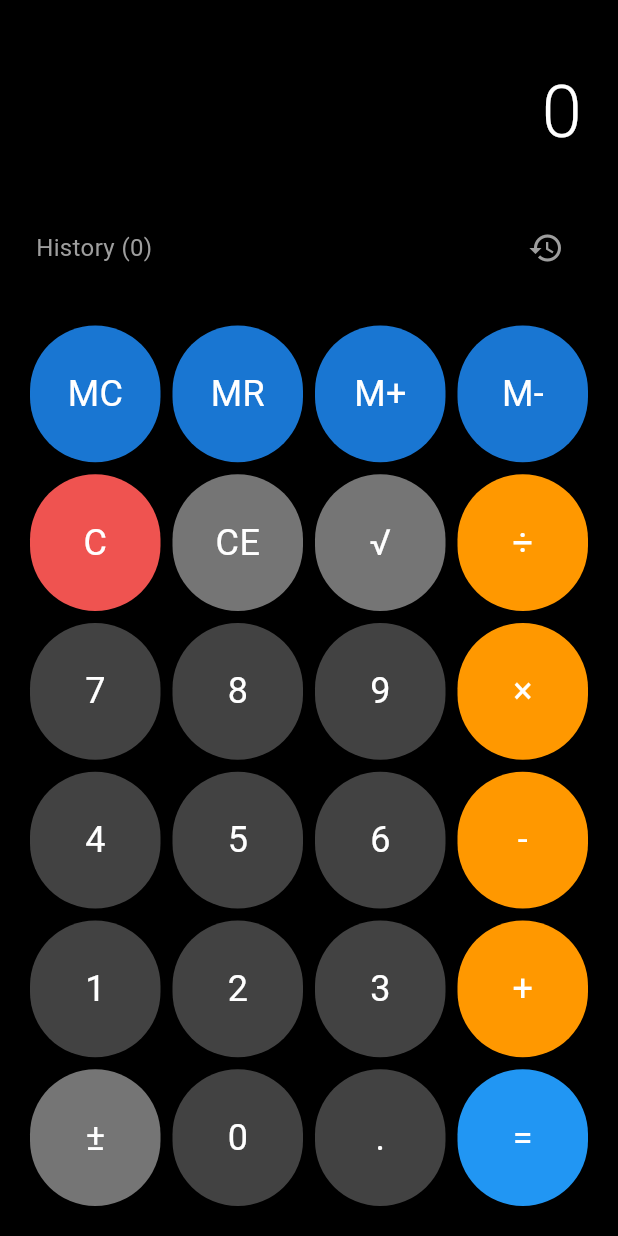
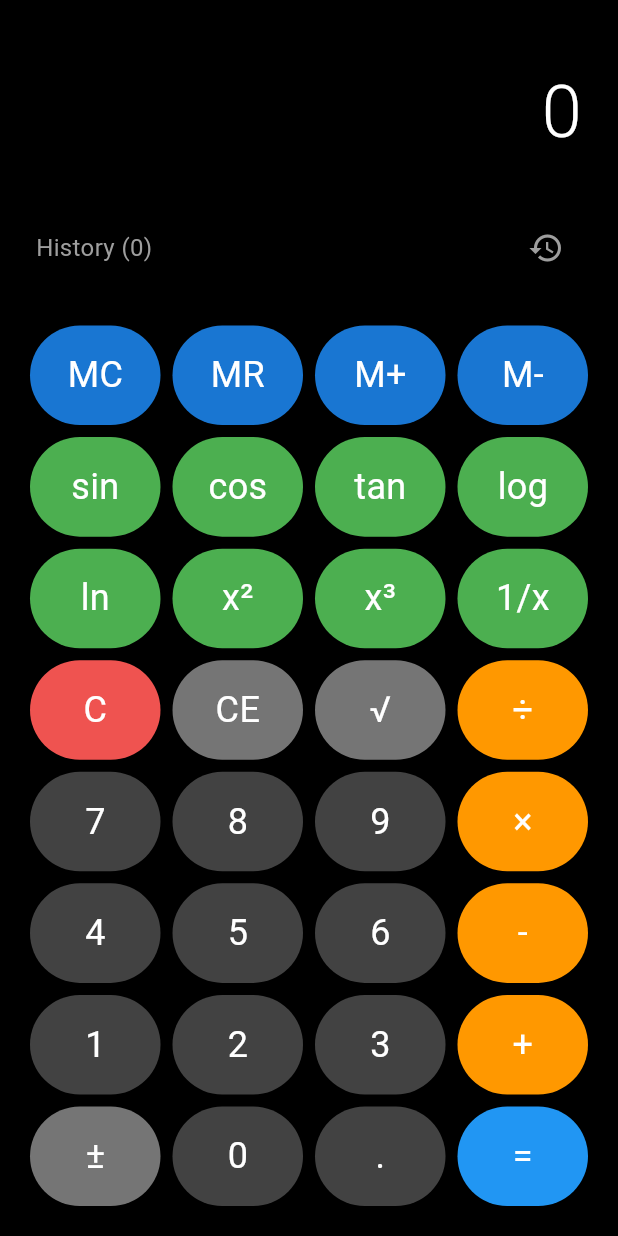
Before and after one commit to Akindolie/calulator, a Flutter app: the screen it shows after launch, on a phone screen of 412 x 824 dp. Run offline on Flutter 3.47's test engine with Material 3 defaults, Android fonts, the phone set to English and light mode, and no system bars.

Commit message:
Added keyboard support Added scientific functions

```diff
--- a/lib/logic/calculator_logic.dart
+++ b/lib/logic/calculator_logic.dart
@@ -1,4 +1,6 @@
 import 'dart:math' as math;
+
+import 'package:calulator/logic/scientific_calculator_logic.dart';
 
 import '../models/calculation_history.dart';
 import '../models/calculator_state.dart';
@@ -9,6 +11,21 @@
 
   // Main calculation logic
   static CalculatorState processInput(CalculatorState state, String input) {
+    print("INPUT => $input");
+    const Set<String> scientificOps = {
+      "sin",
+      "cos",
+      "tan",
+      "log",
+      "ln",
+      "x²",
+      "x³",
+      "1/x",
+    };
+    if (scientificOps.contains(input)) {
+      print("Na me");
+      return ScientificCalculator.handleScientificFunction(state, input);
+    }
     switch (input) {
       case "0":
       case "1":
@@ -255,6 +272,7 @@
   }
 
   static String formatDisplay(double value) {
+    print("result3 => $value");
     if (value == value.toInt()) {
       return value.toInt().toString();
     }
--- /dev/null
+++ b/lib/logic/scientific_calculator_logic.dart
@@ -0,0 +1,56 @@
+// Scientific calculator functions
+import 'dart:math' as math;
+
+import '../models/calculator_state.dart';
+import 'calculator_logic.dart';
+
+class ScientificCalculator extends CalculatorLogic {
+  static CalculatorState handleScientificFunction(
+    CalculatorState state,
+    String input,
+  ) {
+    final current = state.currentValue ?? 0;
+    double? result;
+    print("INPUT2 => $input");
+    switch (input) {
+      case "sin":
+        result = math.sin(current * math.pi / 180); // Convert to radians
+        break;
+      case "cos":
+        result = math.cos(current * math.pi / 180);
+        break;
+      case "tan":
+        result = math.tan(current * math.pi / 180);
+        break;
+      case "log":
+        if (current <= 0) return state.copyWith(display: "Error");
+        result = math.log(current) / math.ln10;
+        break;
+      case "ln":
+        if (current <= 0) return state.copyWith(display: "Error");
+        result = math.log(current);
+        break;
+      case "x²":
+        print("log 2");
+        print("current => $current");
+        result = current * current;
+        print("result1 => $result");
+        break;
+      case "x³":
+        result = current * current * current;
+        break;
+      case "1/x":
+        if (current == 0) return state.copyWith(display: "Error");
+        result = 1 / current;
+        break;
+    }
+    print("result2 => $result");
+    if (result == null) return state;
+
+    return state.copyWith(
+      display: CalculatorLogic.formatDisplay(result),
+      currentValue: result,
+      shouldResetDisplay: true,
+    );
+  }
+}
--- /dev/null
+++ b/lib/theme/app_theme.dart
@@ -0,0 +1,33 @@
+import 'package:flutter/material.dart';
+
+class CalculatorTheme {
+  final Color backgroundColor;
+  final Color displayColor;
+  final Color numberButtonColor;
+  final Color operationButtonColor;
+  final Color textColor;
+
+  const CalculatorTheme({
+    required this.backgroundColor,
+    required this.displayColor,
+    required this.numberButtonColor,
+    required this.operationButtonColor,
+    required this.textColor,
+  });
+
+  static const CalculatorTheme dark = CalculatorTheme(
+    backgroundColor: Colors.black,
+    displayColor: Colors.white,
+    numberButtonColor: Color(0xFF333333),
+    operationButtonColor: Colors.orange,
+    textColor: Colors.white,
+  );
+
+  static const CalculatorTheme light = CalculatorTheme(
+    backgroundColor: Colors.white,
+    displayColor: Colors.black,
+    numberButtonColor: Color(0xFFF0F0F0),
+    operationButtonColor: Colors.blue,
+    textColor: Colors.black,
+  );
+}
--- a/lib/widgets/calculator_keypad.dart
+++ b/lib/widgets/calculator_keypad.dart
@@ -23,6 +23,58 @@
       CalculatorButton(text: "MR", value: "MR", type: ButtonType.memory),
       CalculatorButton(text: "M+", value: "M+", type: ButtonType.memory),
       CalculatorButton(text: "M-", value: "M-", type: ButtonType.memory),
+    ],
+    [
+      CalculatorButton(
+        text: "sin",
+        value: "sin",
+        type: ButtonType.function,
+        color: Colors.green,
+      ),
+      CalculatorButton(
+        text: "cos",
+        value: "cos",
+        type: ButtonType.function,
+        color: Colors.green,
+      ),
+      CalculatorButton(
+        text: "tan",
+        value: "tan",
+        type: ButtonType.function,
+        color: Colors.green,
+      ),
+      CalculatorButton(
+        text: "log",
+        value: "log",
+        type: ButtonType.function,
+        color: Colors.green,
+      ),
+    ],
+    [
+      CalculatorButton(
+        text: "ln",
+        value: "ln",
+        type: ButtonType.function,
+        color: Colors.green,
+      ),
+      CalculatorButton(
+        text: "x²",
+        value: "x²",
+        type: ButtonType.function,
+        color: Colors.green,
+      ),
+      CalculatorButton(
+        text: "x³",
+        value: "x³",
+        type: ButtonType.function,
+        color: Colors.green,
+      ),
+      CalculatorButton(
+        text: "1/x",
+        value: "1/x",
+        type: ButtonType.function,
+        color: Colors.green,
+      ),
     ],
     [
       CalculatorButton(
```
Also changed, not shown: lib/main.dart (+0 -15 lines), lib/screens/calculator_screen.dart (+86 -3 lines), lib/screens/enhanced_calculator.dart (added, +102 -0 lines).
